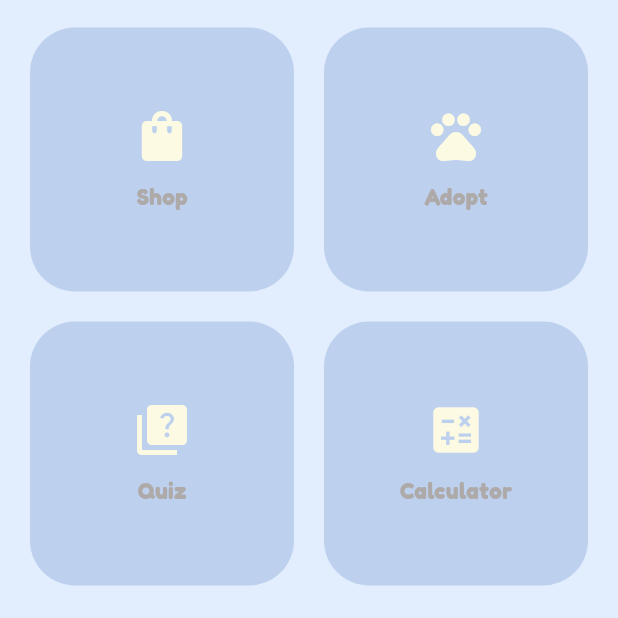
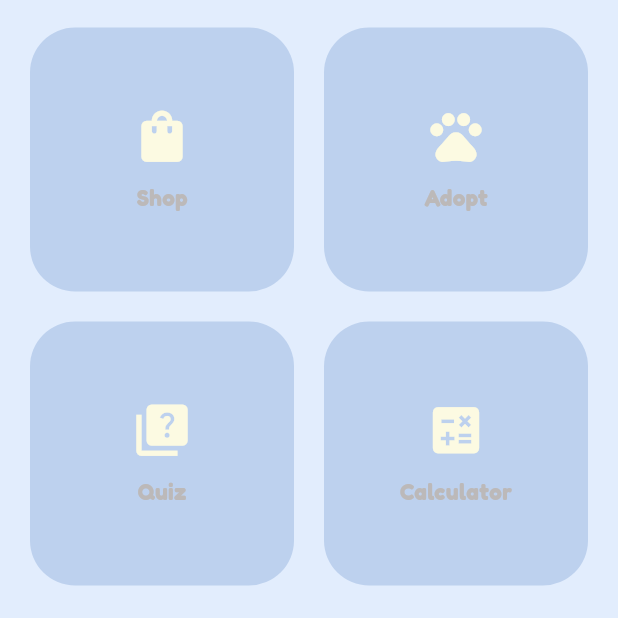
Before and after one commit to samridii/mypetjoyy, a Flutter app: the DashboardScreen screen opened by its route, on a phone screen of 412 x 824 dp, the part 259-877 px from its top. Run offline on Flutter 3.47's test engine with Material 3 defaults, Android fonts, the light colour scheme and no system bars.

```diff
--- a/lib/widgets/category_card.dart
+++ b/lib/widgets/category_card.dart
@@ -22,12 +22,12 @@ class CategoryCard extends StatelessWidget {
       child: Column(
         mainAxisAlignment: MainAxisAlignment.center,
         children: [
-          Icon(icon, size: 40, color: const Color.fromARGB(255, 252, 250, 226)),
+          Icon(icon, size: 41, color: const Color.fromARGB(255, 252, 250, 226)),
           const SizedBox(height: 10),
           Text(
             title,
             style: const TextStyle(
-              color: Color.fromARGB(255, 174, 170, 170),
+              color: Color.fromARGB(255, 188, 185, 185),
               fontWeight: FontWeight.w600,
             ),
           ),
```
